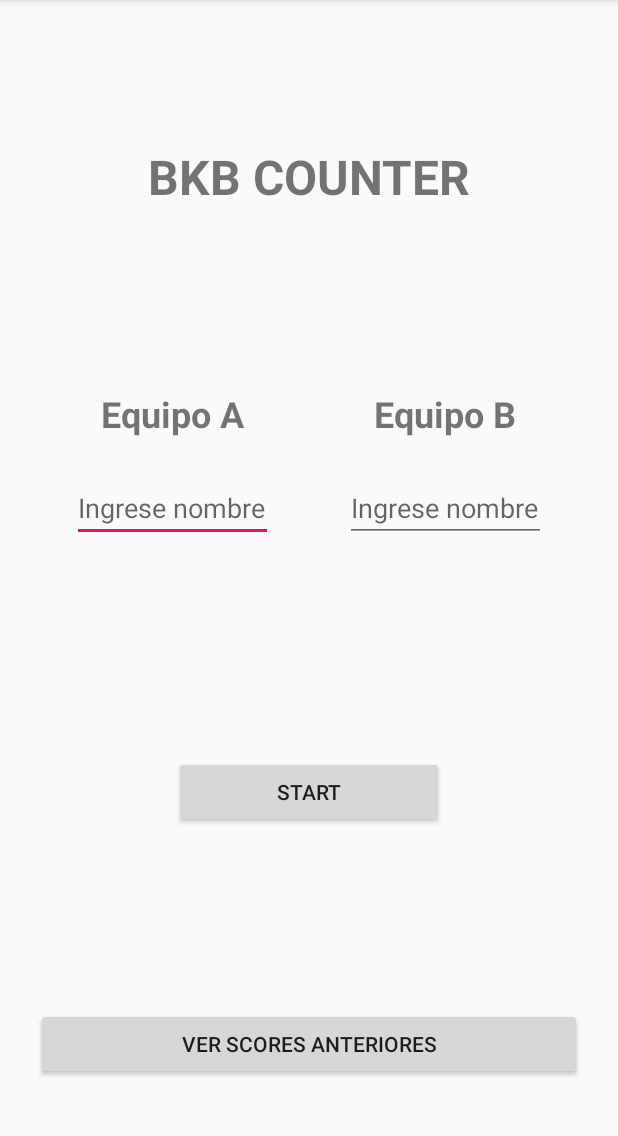
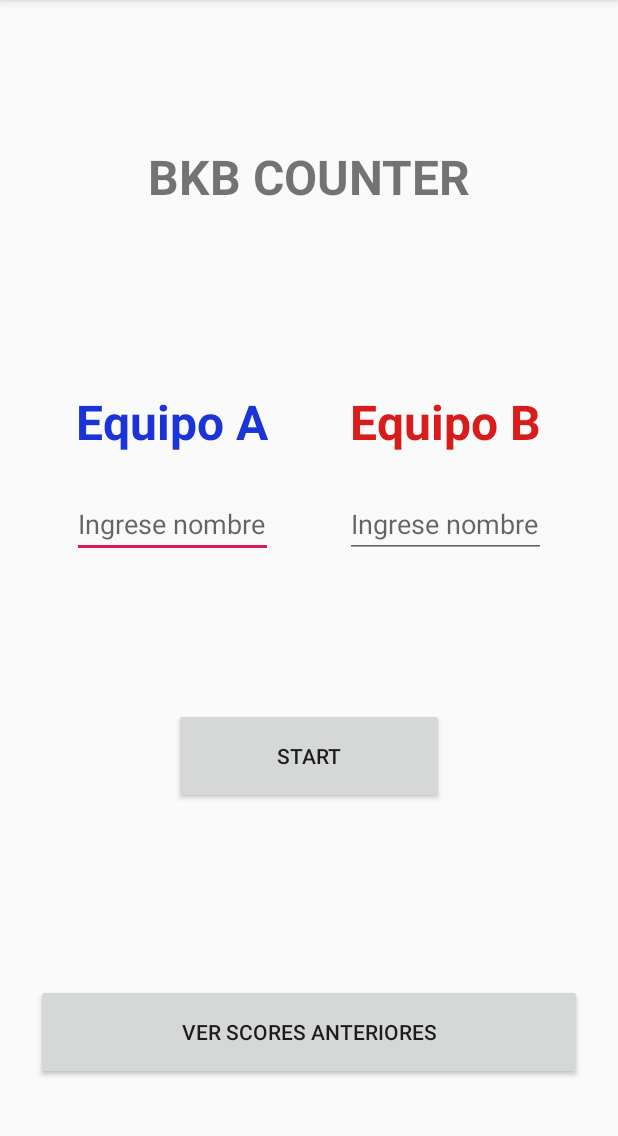
Before and after one commit to Xavizardon/BKBParcial, an Android app: the screen it shows after launch (MainActivity), on a phone screen of 412 x 824 dp, the part 84-1220 px from its top. Run offline under Robolectric (Android 15) with nearby library versions, the phone set to English and light mode, and no system bars.

Commit message:
Cambios de ids

```diff
--- a/app/src/main/res/layout/activity_main.xml
+++ b/app/src/main/res/layout/activity_main.xml
@@ -44,10 +44,12 @@
                         android:text="@string/tv_equipo_a"
                         android:textStyle="bold"
                         android:layout_gravity="center"
-                        android:textSize="@dimen/medium_text"
+                        android:textSize="@dimen/big_text"
+                        android:textColor="@color/Blue"
                         />
 
                 <EditText
+                        android:id="@+id/et_name_equipoA"
                         android:layout_width="match_parent"
                         android:layout_height="wrap_content"
                         android:hint="@string/hint_ingrese_nombre"
@@ -69,10 +71,12 @@
                         android:text="@string/tv_equipo_b"
                         android:textStyle="bold"
                         android:layout_gravity="center"
-                        android:textSize="@dimen/medium_text"
+                        android:textSize="@dimen/big_text"
+                        android:textColor="@color/Red"
                         />
 
                 <EditText
+                        android:id="@+id/et_name_equipoB"
                         android:layout_width="match_parent"
                         android:layout_height="wrap_content"
                         android:hint="@string/hint_ingrese_nombre"
@@ -89,8 +93,9 @@
                 >
 
             <Button
+                    android:id="@+id/btn_Start"
                     android:layout_width="@dimen/medium_btn"
-                    android:layout_height="wrap_content"
+                    android:layout_height="@dimen/btn_score_size"
                     android:text="@string/btn_start"
                     android:layout_margin="@dimen/big_pad"
                     />
@@ -108,7 +113,8 @@
             android:layout_marginVertical="@dimen/medium_padd"
             >
         <Button
-                android:layout_height="wrap_content"
+                android:id="@+id/btn_show_scores"
+                android:layout_height="@dimen/btn_score_size"
                 android:layout_width="@dimen/weight_dps"
                 android:layout_weight="1"
                 android:text="@string/btn_ver_scores_anteriores"/>
--- a/app/src/main/res/layout/activity_tcounter.xml
+++ b/app/src/main/res/layout/activity_tcounter.xml
@@ -19,7 +19,8 @@
 				android:layout_weight="1"
 				android:orientation="vertical"
 				android:layout_gravity="center"
-				android:gravity="center">
+				android:gravity="center"
+				android:background="@color/SBlue">
 
 			<TextView
 					android:id="@+id/tv_muestra_teamA"
@@ -71,7 +72,8 @@
 				android:layout_weight="1"
 				android:orientation="vertical"
 				android:layout_gravity="center"
-				android:gravity="center">
+				android:gravity="center"
+				android:background="@color/SRed">
 
 			<TextView
 					android:id="@+id/tv_muestra_teamB"
--- a/app/src/main/res/values/colors.xml
+++ b/app/src/main/res/values/colors.xml
@@ -3,4 +3,9 @@
     <color name="colorPrimary">#008577</color>
     <color name="colorPrimaryDark">#00574B</color>
     <color name="colorAccent">#D81B60</color>
+    <color name="Blue">#1B34D8</color>
+    <color name="SBlue">#3F58FC</color>
+    <color name="Red">#D81B1B</color>
+    <color name="SRed">#F34242</color>
+
 </resources>
```
